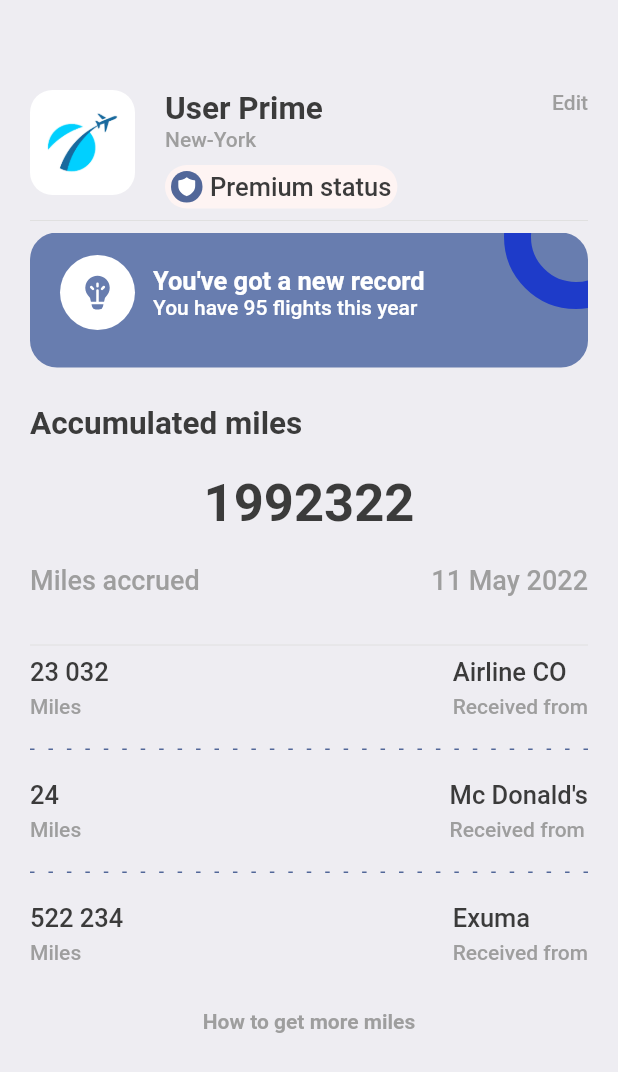
After one commit to Jaysalasi/plane-ticket, a Flutter app: the ProfileScreen screen opened directly, on a phone screen of 412 x 824 dp. The commit adds this screen. Shown: the top 1072 px of the screen. Run offline on Flutter 3.47's test engine with Material 2 defaults, Android fonts, the phone set to English and light mode, and no system bars; our stand-ins replace barcode_widget, fluentui_icons, gap, get.

Commit message:
finished ui - home search - ticket - profile - 100%

```diff
--- a/lib/screens/bottom_bar.dart
+++ b/lib/screens/bottom_bar.dart
@@ -1,3 +1,4 @@
+import 'package:booktickets/screens/profile_screen.dart';
 import 'package:booktickets/screens/ticket_screen.dart';
 import 'package:booktickets/screens/home_screen.dart';
 import 'package:booktickets/screens/search_screen.dart';
@@ -16,7 +17,7 @@ class _BottomBarState extends State<BottomBar> {
     const HomeScreen(),
     const SearchScreen(),
     const TicketScreen(),
-    const Text('profile'),
+    const ProfileScreen(),
   ];
 
   int _selectedIndex = 0;
--- a/lib/screens/home_screen.dart
+++ b/lib/screens/home_screen.dart
@@ -44,7 +44,7 @@ class _HomeScreenState extends State<HomeScreen> {
                           5,
                         ),
                         Text(
-                          'Book Tickets',
+                          'User Prime',
                           style: Styles.headLineStyle1,
                         ),
                       ],
--- a/lib/screens/hotel_cards.dart
+++ b/lib/screens/hotel_cards.dart
@@ -9,7 +9,6 @@ class HotelCards extends StatelessWidget {
 
   @override
   Widget build(BuildContext context) {
-    print(hotel['price']);
     final size = AppLayout.getSize(context);
     return Container(
       padding: const EdgeInsets.symmetric(
--- /dev/null
+++ b/lib/screens/profile_screen.dart
@@ -0,0 +1,377 @@
+import 'package:booktickets/utils/app_layout.dart';
+import 'package:booktickets/utils/app_styles.dart';
+import 'package:booktickets/widgets/layout_builder_widget.dart';
+import 'package:booktickets/widgets/text_column_widget.dart';
+import 'package:fluentui_icons/fluentui_icons.dart';
+import 'package:flutter/material.dart';
+import 'package:gap/gap.dart';
+
+class ProfileScreen extends StatelessWidget {
+  const ProfileScreen({Key? key}) : super(key: key);
+
+  @override
+  Widget build(BuildContext context) {
+    return Scaffold(
+      backgroundColor: Styles.bgColor,
+      body: ListView(
+        padding: EdgeInsets.symmetric(
+          horizontal: AppLayout.getWidth(
+            20,
+          ),
+          vertical: AppLayout.getHeight(
+            20,
+          ),
+        ),
+        children: [
+          Gap(
+            AppLayout.getHeight(
+              40,
+            ),
+          ),
+          Row(
+            crossAxisAlignment: CrossAxisAlignment.start,
+            children: [
+              Container(
+                height: AppLayout.getHeight(
+                  70,
+                ),
+                width: AppLayout.getWidth(
+                  70,
+                ),
+                decoration: BoxDecoration(
+                  borderRadius: BorderRadius.circular(
+                    AppLayout.getHeight(
+                      15,
+                    ),
+                  ),
+                  image: const DecorationImage(
+                    image: AssetImage(
+                      'assets/images/img_1.png',
+                    ),
+                  ),
+                ),
+              ),
+              Gap(
+                AppLayout.getHeight(
+                  20,
+                ),
+              ),
+              Column(
+                crossAxisAlignment: CrossAxisAlignment.start,
+                children: [
+                  Text(
+                    'User Prime',
+                    style: Styles.headLineStyle2,
+                  ),
+                  Text(
+                    'New-York',
+                    style: Styles.headLineStyle4,
+                  ),
+                  Gap(
+                    AppLayout.getHeight(
+                      9,
+                    ),
+                  ),
+                  Container(
+                    padding: EdgeInsets.symmetric(
+                      horizontal: AppLayout.getWidth(
+                        4,
+                      ),
+                      vertical: AppLayout.getHeight(
+                        4,
+                      ),
+                    ),
+                    decoration: BoxDecoration(
+                      borderRadius: BorderRadius.circular(
+                        AppLayout.getHeight(
+                          100,
+                        ),
+                      ),
+                      color: const Color(0xfffef4f3),
+                    ),
+                    child: Row(
+                      children: [
+                        Container(
+                          padding: const EdgeInsets.all(
+                            3,
+                          ),
+                          decoration: const BoxDecoration(
+                            shape: BoxShape.circle,
+                            color: Color(0xff526799),
+                          ),
+                          child: Icon(
+                            FluentSystemIcons.ic_fluent_shield_filled,
+                            color: Colors.white,
+                            size: AppLayout.getHeight(
+                              15,
+                            ),
+                          ),
+                        ),
+                        const Gap(
+                          5,
+                        ),
+                        Text(
+                          'Premium status',
+                          style: Styles.headLineStyle3,
+                        ),
+                      ],
+                    ),
+                  ),
+                ],
+              ),
+              const Spacer(),
+              Column(
+                mainAxisAlignment: MainAxisAlignment.start,
+                children: [
+                  InkWell(
+                    onTap: () {},
+                    child: Text(
+                      'Edit',
+                      style: Styles.headLineStyle4,
+                    ),
+                  ),
+                ],
+              ),
+            ],
+          ),
+          Divider(
+            color: Colors.grey.shade300,
+          ),
+
+          //
+          // STACK
+          //
+
+          Stack(
+            children: [
+              Container(
+                height: AppLayout.getHeight(
+                  90,
+                ),
+                width: double.infinity,
+                decoration: BoxDecoration(
+                  color: Styles.primaryColor,
+                  borderRadius: BorderRadius.circular(
+                    AppLayout.getHeight(
+                      18,
+                    ),
+                  ),
+                ),
+              ),
+              Positioned(
+                top: -45,
+                right: -40,
+                child: Container(
+                  padding: EdgeInsets.all(
+                    AppLayout.getHeight(
+                      30,
+                    ),
+                  ),
+                  decoration: BoxDecoration(
+                    shape: BoxShape.circle,
+                    border: Border.all(
+                      color: Styles.sharpblueColor,
+                      width: 18,
+                    ),
+                  ),
+                ),
+              ),
+              Container(
+                padding: EdgeInsets.symmetric(
+                  horizontal: AppLayout.getHeight(
+                    20,
+                  ),
+                  vertical: AppLayout.getHeight(
+                    15,
+                  ),
+                ),
+                child: Row(
+                  mainAxisAlignment: MainAxisAlignment.start,
+                  crossAxisAlignment: CrossAxisAlignment.center,
+                  children: [
+                    CircleAvatar(
+                      maxRadius: 25,
+                      backgroundColor: Colors.white,
+                      child: Icon(
+                        FluentSystemIcons.ic_fluent_lightbulb_filament_filled,
+                        color: Styles.primaryColor,
+                        size: 27,
+                      ),
+                    ),
+                    Gap(
+                      AppLayout.getHeight(
+                        12,
+                      ),
+                    ),
+                    Column(
+                      mainAxisAlignment: MainAxisAlignment.start,
+                      crossAxisAlignment: CrossAxisAlignment.start,
+                      children: [
+                        Text(
+                          'You\'ve got a new record',
+                          style: Styles.headLineStyle3.copyWith(
+                            color: Colors.white,
+                            fontWeight: FontWeight.bold,
+                          ),
+                        ),
+                        Text(
+                          'You have 95 flights this year',
+                          style: Styles.headLineStyle4.copyWith(
+                            color: Colors.white,
+                            // fontWeight: FontWeight.bold,
+                          ),
+                        ),
+                      ],
+                    )
+                  ],
+                ),
+              ),
+            ],
+          ),
+
+          //
+          Gap(
+            AppLayout.getHeight(
+              25,
+            ),
+          ),
+          Text(
+            'Accumulated miles',
+            style: Styles.headLineStyle2,
+          ),
+          Gap(
+            AppLayout.getHeight(
+              20,
+            ),
+          ),
+          Container(
+            child: Column(
+              children: [
+                Text(
+                  '1992322',
+                  style: Styles.headLineStyle1.copyWith(
+                    fontSize: 35,
+                  ),
+                ),
+                Gap(
+                  AppLayout.getHeight(
+                    20,
+                  ),
+                ),
+                Row(
+                  mainAxisAlignment: MainAxisAlignment.spaceBetween,
+                  children: [
+                    Text(
+                      'Miles accrued',
+                      style: Styles.headLineStyle4.copyWith(
+                        fontSize: 18,
+                      ),
+                    ),
+                    Text(
+                      '11 May 2022',
+                      style: Styles.headLineStyle4.copyWith(
+                        fontSize: 18,
+                      ),
+                    ),
+                  ],
+                ),
+                Gap(
+                  AppLayout.getHeight(
+                    25,
+                  ),
+                ),
+                Divider(
+                  color: Colors.grey.shade300,
+                ),
+                Row(
+                  mainAxisAlignment: MainAxisAlignment.spaceBetween,
+                  children: const [
+                    TextColumnLayout(
+                      textOne: '23 032',
+                      textTwo: 'Miles',
+                      alignment: CrossAxisAlignment.start,
+                    ),
+                    TextColumnLayout(
+                      textOne: 'Airline CO',
+                      textTwo: 'Received from',
+                      alignment: CrossAxisAlignment.start,
+                    ),
+                  ],
+                ),
+                Gap(
+                  AppLayout.getHeight(
+                    20,
+                  ),
+                ),
+                const AppLayoutBuilderWidget(
+                  sections: 12,
+                  isColor: false,
+                ),
+                Gap(
+                  AppLayout.getHeight(
+                    20,
+                  ),
+                ),
+                Row(
+                  mainAxisAlignment: MainAxisAlignment.spaceBetween,
+                  children: const [
+                    TextColumnLayout(
+                      textOne: '24',
+                      textTwo: 'Miles',
+                      alignment: CrossAxisAlignment.start,
+                    ),
+                    TextColumnLayout(
+                      textOne: 'Mc Donald\'s',
+                      textTwo: 'Received from',
+                      alignment: CrossAxisAlignment.start,
+                    ),
+                  ],
+                ),
+                Gap(
+                  AppLayout.getHeight(
+                    20,
+                  ),
+                ),
+                const AppLayoutBuilderWidget(
+                  sections: 12,
+                  isColor: false,
+                ),
+                Gap(
+                  AppLayout.getHeight(
+                    20,
+                  ),
+                ),
+                Row(
+                  mainAxisAlignment: MainAxisAlignment.spaceBetween,
+                  children: const [
+                    TextColumnLayout(
+                      textOne: '522 234',
+                      textTwo: 'Miles',
+                      alignment: CrossAxisAlignment.start,
+                    ),
+                    TextColumnLayout(
+                      textOne: 'Exuma',
+                      textTwo: 'Received from',
+                      alignment: CrossAxisAlignment.start,
+                    ),
+                  ],
+                ),
+                Gap(
+                  AppLayout.getHeight(
+                    30,
+                  ),
+                ),
+                Text(
+                  'How to get more miles',
+                  style: Styles.headLineStyle4.copyWith(
+                    fontWeight: FontWeight.bold,
+                  ),
+                ),
+              ],
+            ),
+          )
+        ],
+      ),
+    );
+  }
+}
--- a/lib/screens/ticket_screen.dart
+++ b/lib/screens/ticket_screen.dart
@@ -1,3 +1,5 @@
+// ignore_for_file: depend_on_referenced_packages, unused_local_variable
+
 import 'package:booktickets/utils/app_styles.dart';
 import 'package:booktickets/utils/hotel_list.dart';
 import 'package:booktickets/widgets/layout_builder_widget.dart';
@@ -217,7 +219,7 @@ class TicketScreen extends StatelessWidget {
               300,
             ),
             child: Container(
-              padding: EdgeInsets.all(3),
+              padding: const EdgeInsets.all(3),
               decoration: BoxDecoration(
                 shape: BoxShape.circle,
                 border: Border.all(
@@ -239,7 +241,7 @@ class TicketScreen extends StatelessWidget {
               300,
             ),
             child: Container(
-              padding: EdgeInsets.all(3),
+              padding: const EdgeInsets.all(3),
               decoration: BoxDecoration(
                 shape: BoxShape.circle,
                 border: Border.all(
--- a/lib/widgets/double_text_widget.dart
+++ b/lib/widgets/double_text_widget.dart
@@ -10,8 +10,7 @@ class AppDoubleRowText extends StatelessWidget {
 
   @override
   Widget build(BuildContext context) {
-    return Container(
-      child: Row(
+    return Row(
       mainAxisAlignment: MainAxisAlignment.spaceBetween,
       children: [
         Text(
@@ -28,7 +27,6 @@ class AppDoubleRowText extends StatelessWidget {
           ),
         ),
       ],
-      ),
     );
   }
 }
--- a/lib/widgets/thick_container.dart
+++ b/lib/widgets/thick_container.dart
@@ -8,7 +8,7 @@ class ThickContainer extends StatelessWidget {
   @override
   Widget build(BuildContext context) {
     return Container(
-      padding: EdgeInsets.all(3),
+      padding: const EdgeInsets.all(3),
       decoration: BoxDecoration(
         borderRadius: BorderRadius.circular(
           20,
```
Lines whose indentation alone changed are shown as unchanged.
